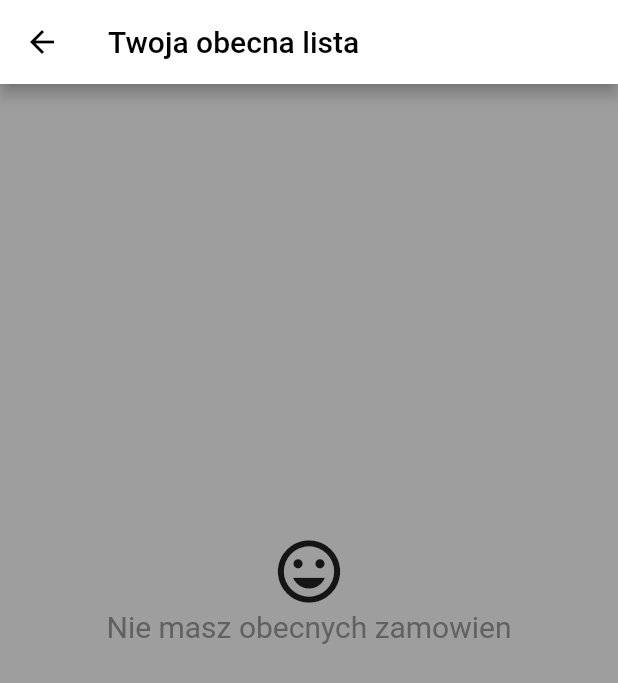
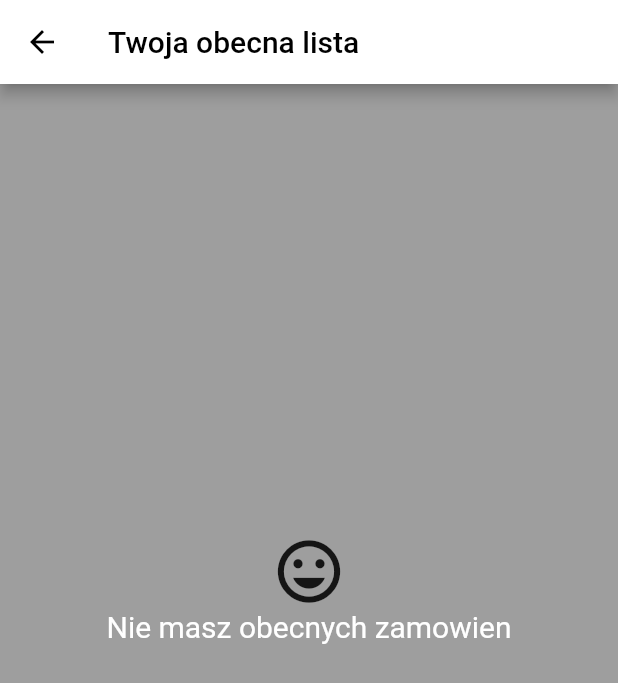
Before and after one commit to kamilbakierzynski/flutter_zostawpoddrzwiami, a Flutter app: the CurrentRequest screen opened by its route, on a phone screen of 412 x 824 dp. Shown: the top 683 px of the screen. Run offline on Flutter 3.47's test engine with Material 2 defaults, Android fonts, the phone set to English and light mode, and no system bars; our stand-ins replace auto_size_text, cloud_firestore, firebase_auth, firebase_messaging, flare_flutter, flutter_spinkit and 5 more; missing offline and left inert: dart:ffi, google_maps_place_picker, shortid; accounts and stored records are empty.

```diff
--- a/lib/screens/current_request.dart
+++ b/lib/screens/current_request.dart
@@ -90,7 +90,7 @@ class _CurrentRequestState extends State<CurrentRequest> {
                 Text(
                   "Nie masz obecnych zamowien",
                   style: TextStyle(
-                    color: Colors.grey[700],
+                    color: Colors.white,
                     fontSize: 20,
                   ),
                 ),
@@ -103,7 +103,7 @@ class _CurrentRequestState extends State<CurrentRequest> {
     if (currentRequest == null) {
       print("current request null");
       return Scaffold(
-        backgroundColor: Colors.grey,
+        backgroundColor: Colors.white,
         appBar: AppBar(
           title: Text(
             'Twoja obecna lista',
--- a/lib/screens/home_screen.dart
+++ b/lib/screens/home_screen.dart
@@ -74,12 +74,12 @@ class _HomeScreenState extends State<HomeScreen> {
         Provider.of<List<CurrentUserRequest>>(context);
     final UserData userData = Provider.of<UserData>(context);
     final List<UserRequest> awaitFuture = [];
-    if (userRequests != null) {
+    if (userRequests != null && currentUserRequestList != null) {
       return FutureBuilder(
         future: _getDistanceAndSort(userRequests),
         initialData: awaitFuture,
         builder: (context, snapshot) {
-          if (snapshot.data != null) {
+          if (snapshot.hasData) {
             final List<UserRequest> sorted_userRequests = snapshot.data;
             return Scaffold(
               extendBody: true,
--- a/pubspec.yaml
+++ b/pubspec.yaml
@@ -55,8 +55,8 @@ flutter:
   uses-material-design: true
 
   # To add assets to your application, add an assets section, like this:
-  # assets:
-  #  - images/a_dot_burr.jpeg
+  assets:
+    - assets/flare/
   #  - images/a_dot_ham.jpeg
 
   # An image asset can refer to one or more resolution-specific "variants", see
```
Also changed, not shown: lib/services/database_service.dart (+16 -4 lines), lib/widgets/home_requests_list.dart (+19 -4 lines), 5 other files.
